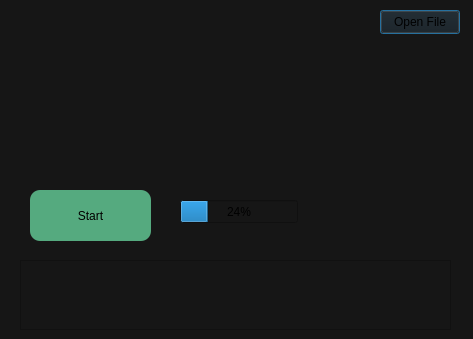
The window that dialog.ui (RonDahan23/CNC_Machine_Project) describes before a commit, drawn with Qt 5.
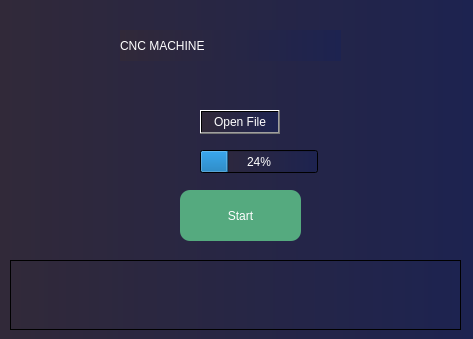
The same window after the commit.

Diff of the .ui file:
```diff
--- a/dialog.ui
+++ b/dialog.ui
@@ -14,17 +14,24 @@
    <string>Dialog</string>
   </property>
   <property name="styleSheet">
-   <string notr="true">background-color: rgb(22, 22, 22);</string>
+   <string notr="true">background-color: rgb(4, 4, 4);
+background: qlineargradient(spread:pad, x1:0, y1:0, x2:1, y2:0, stop:0 rgba(4, 4, 4, 255), stop:0 rgba(49, 41, 57, 255), stop:1 rgba(29, 35, 80, 255));
+
+</string>
   </property>
   <widget class="QPushButton" name="Open_Hpgl_file">
    <property name="geometry">
     <rect>
-     <x>380</x>
-     <y>10</y>
+     <x>200</x>
+     <y>110</y>
      <width>80</width>
      <height>24</height>
     </rect>
    </property>
+   <property name="styleSheet">
+    <string notr="true">font: 8pt &quot;Showcard Gothic&quot;;
+color: rgb(255, 255, 255);</string>
+   </property>
    <property name="text">
     <string>Open File</string>
    </property>
@@ -32,12 +39,16 @@
   <widget class="QProgressBar" name="progressBar">
    <property name="geometry">
     <rect>
-     <x>180</x>
-     <y>200</y>
+     <x>200</x>
+     <y>150</y>
      <width>118</width>
      <height>23</height>
     </rect>
    </property>
+   <property name="styleSheet">
+    <string notr="true">font: 9pt &quot;Showcard Gothic&quot;;
+color: rgb(255, 255, 255);</string>
+   </property>
    <property name="value">
     <number>24</number>
    </property>
@@ -45,17 +56,20 @@
   <widget class="QTextEdit" name="Logs">
    <property name="geometry">
     <rect>
-     <x>20</x>
+     <x>10</x>
      <y>260</y>
-     <width>431</width>
+     <width>451</width>
      <height>70</height>
     </rect>
    </property>
+   <property name="styleSheet">
+    <string notr="true">color: rgb(255, 255, 255);</string>
+   </property>
   </widget>
   <widget class="QPushButton" name="StartSendData_BT">
    <property name="geometry">
     <rect>
-     <x>30</x>
+     <x>180</x>
      <y>190</y>
      <width>121</width>
      <height>51</height>
@@ -63,7 +77,8 @@
    </property>
    <property name="styleSheet">
     <string notr="true">	background-color: rgb(85, 170, 127);
-	font: 700 22pt &quot;Segoe UI&quot;;
+    color: rgb(255, 255, 255);
+	font: 700 16pt &quot;Showcard Gothic&quot;;
 	border: none;
  	border-radius: 10px;</string>
    </property>
@@ -71,6 +86,23 @@
     <string>Start</string>
    </property>
   </widget>
+  <widget class="QLabel" name="label">
+   <property name="geometry">
+    <rect>
+     <x>120</x>
+     <y>30</y>
+     <width>221</width>
+     <height>31</height>
+    </rect>
+   </property>
+   <property name="styleSheet">
+    <string notr="true">    font: 26pt &quot;Showcard Gothic&quot;;
+    color: rgb(255, 255, 255);</string>
+   </property>
+   <property name="text">
+    <string>CNC MACHINE</string>
+   </property>
+  </widget>
  </widget>
  <resources/>
  <connections/>
```
Left out of the diff: 4 changed lines with no effect on the pictures.
